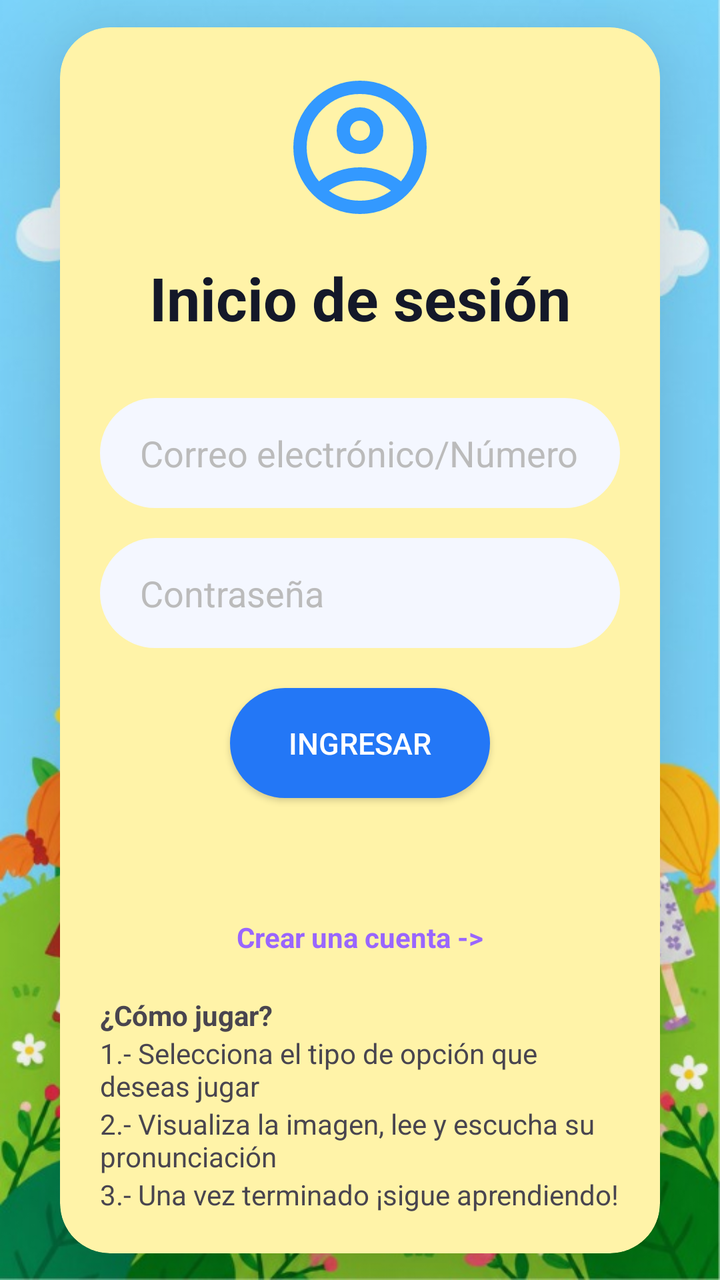
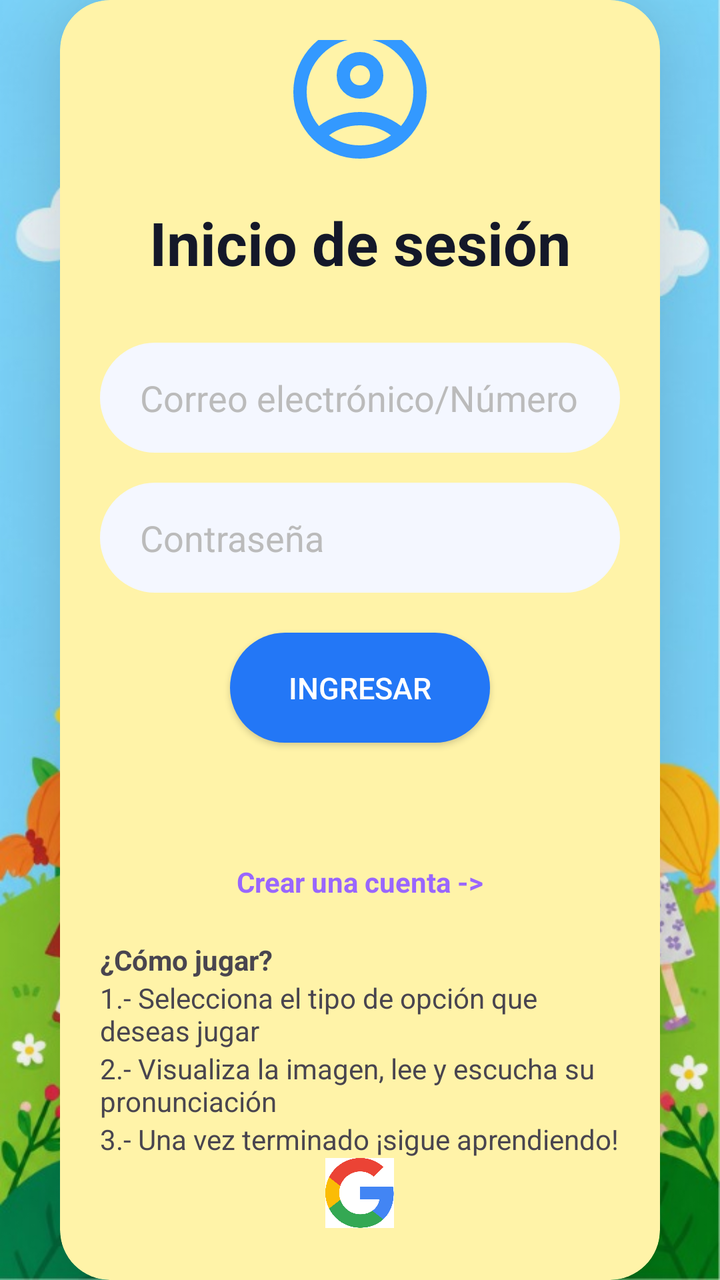

Screens rendered from an Android XML layout before and after an edit, with the pre-edit source and the edit as a unified diff.
<!-- AndroidManifest.xml: application theme Theme.Act7 -->
<!-- res/layout/activity_main.xml -->
<?xml version="1.0" encoding="utf-8"?>
<androidx.constraintlayout.widget.ConstraintLayout xmlns:android="http://schemas.android.com/apk/res/android"
    xmlns:app="http://schemas.android.com/apk/res-auto"
    xmlns:tools="http://schemas.android.com/tools"
    android:id="@+id/main"
    android:layout_width="match_parent"
    android:layout_height="match_parent"
    tools:context=".MainActivity">

    <ImageView
        android:id="@+id/imgfonfondo"
        android:layout_width="0dp"
        android:layout_height="0dp"
        android:src="@drawable/fondonino"
        android:scaleType="centerCrop"
        app:layout_constraintBottom_toBottomOf="parent"
        app:layout_constraintEnd_toEndOf="parent"
        app:layout_constraintStart_toStartOf="parent"
        app:layout_constraintTop_toTopOf="parent" />

    
    <androidx.cardview.widget.CardView
        android:id="@+id/contenedor"
        android:layout_width="0dp"
        android:layout_height="wrap_content"
        app:layout_constraintBottom_toBottomOf="parent"
        app:layout_constraintEnd_toEndOf="parent"
        app:layout_constraintStart_toStartOf="parent"
        app:layout_constraintTop_toTopOf="parent"
        android:layout_margin="30dp"
        app:cardElevation="35dp"
        app:cardCornerRadius="25dp"
        android:backgroundTint="#FFF3A8">

        <LinearLayout
            android:layout_width="match_parent"
            android:layout_height="wrap_content"
            android:gravity="center"
            android:orientation="vertical"
            android:padding="20dp"
            tools:layout_editor_absoluteX="0dp"
            tools:layout_editor_absoluteY="345dp">

            <ImageView
                android:id="@+id/imgLogo"
                android:layout_width="80dp"
                android:layout_height="80dp"
                android:layout_gravity="center_horizontal"
                android:src="@drawable/cuenta"
                android:scaleType="fitCenter" />



            <TextView
                android:id="@+id/tvtitulo"
                android:layout_width="wrap_content"
                android:layout_height="wrap_content"
                android:text="Inicio de sesión"
                android:textColor="#141829"
                android:textSize="30dp"
                android:textStyle="bold"
                android:layout_marginTop="15dp"
                android:layout_marginBottom="30dp"/>


            <EditText
                android:id="@+id/etcorreo"
                android:layout_width="match_parent"
                android:layout_height="55dp"
                android:background="@drawable/bg_input"
                android:hint="Correo electrónico/Número"
                android:paddingStart="20dp"
                android:paddingEnd="15dp"
                android:textColor="#333333"
                android:textColorHint="#BBBBBB"
                android:inputType="textEmailAddress"/>


            <EditText
                android:id="@+id/etpassword"
                android:layout_width="match_parent"
                android:layout_height="55dp"
                android:background="@drawable/bg_input"
                android:hint="Contraseña"
                android:paddingStart="20dp"
                android:paddingEnd="15dp"
                android:textColor="#333333"
                android:textColorHint="#BBBBBB"
                android:inputType="textPassword"
                android:drawablePadding="10dp"
                android:layout_marginTop="15dp"/>

            <androidx.appcompat.widget.AppCompatButton
                android:id="@+id/btningresar"
                android:layout_width="130dp"
                android:layout_height="55dp"
                android:background="@drawable/bg_button"
                android:layout_marginTop="20dp"
                android:text="INGRESAR"
                android:textColor="#FFFFFF"
                android:textStyle="normal"
                android:textSize="15sp"/>

            <TextView
                android:id="@+id/tvcrearcuenta"
                android:layout_width="wrap_content"
                android:layout_height="wrap_content"
                android:text="Crear una cuenta ->"
                android:layout_marginTop="60dp"
                android:layout_marginBottom="20dp"
                android:textStyle="bold"
                android:textColor="#9966FF"/>

            <TextView
                android:layout_width="match_parent"
                android:layout_height="wrap_content"
                android:textStyle="bold"
                android:text="¿Cómo jugar?"/>
            <TextView
                android:layout_width="wrap_content"
                android:layout_height="wrap_content"
                android:text="1.- Selecciona el tipo de opción que deseas jugar"/>

            <TextView
            android:layout_width="wrap_content"
            android:layout_height="wrap_content"
            android:text="2.- Visualiza la imagen, lee y escucha su pronunciación"/>

            <TextView
                android:layout_width="match_parent"
                android:layout_height="match_parent"
                android:text="3.- Una vez terminado ¡sigue aprendiendo!"/>



        </LinearLayout>

    </androidx.cardview.widget.CardView>

</androidx.constraintlayout.widget.ConstraintLayout>
<!-- resources referenced by this layout -->
<resources>
  <!-- drawable bg_button (drawable) -->
  <?xml version="1.0" encoding="utf-8"?>
  <shape xmlns:android="http://schemas.android.com/apk/res/android">
  
      <solid android:color="#2377F6"/>
  
          <corners android:radius="50dp"/>
  
  </shape>
  <!-- drawable bg_input (drawable) -->
  <?xml version="1.0" encoding="utf-8"?>
  <shape xmlns:android="http://schemas.android.com/apk/res/android">
  
      <solid android:color="#F4F7FF"/>
  
      <corners android:radius="30dp"/>
  
  </shape>
  <!-- drawable cuenta (drawable) -->
  <vector xmlns:android="http://schemas.android.com/apk/res/android" android:height="24dp" android:tint="#3399FF" android:viewportHeight="960" android:viewportWidth="960" android:width="24dp">
        
      <path android:fillColor="@android:color/white" android:pathData="M234,684Q285,645 348,622.5Q411,600 480,600Q549,600 612,622.5Q675,645 726,684Q761,643 780.5,591Q800,539 800,480Q800,347 706.5,253.5Q613,160 480,160Q347,160 253.5,253.5Q160,347 160,480Q160,539 179.5,591Q199,643 234,684ZM380.5,479.5Q340,439 340,380Q340,321 380.5,280.5Q421,240 480,240Q539,240 579.5,280.5Q620,321 620,380Q620,439 579.5,479.5Q539,520 480,520Q421,520 380.5,479.5ZM480,880Q397,880 324,848.5Q251,817 197,763Q143,709 111.5,636Q80,563 80,480Q80,397 111.5,324Q143,251 197,197Q251,143 324,111.5Q397,80 480,80Q563,80 636,111.5Q709,143 763,197Q817,251 848.5,324Q880,397 880,480Q880,563 848.5,636Q817,709 763,763Q709,817 636,848.5Q563,880 480,880ZM580,784.5Q627,769 666,740Q627,711 580,695.5Q533,680 480,680Q427,680 380,695.5Q333,711 294,740Q333,769 380,784.5Q427,800 480,800Q533,800 580,784.5ZM523,423Q540,406 540,380Q540,354 523,337Q506,320 480,320Q454,320 437,337Q420,354 420,380Q420,406 437,423Q454,440 480,440Q506,440 523,423ZM480,380Q480,380 480,380Q480,380 480,380Q480,380 480,380Q480,380 480,380Q480,380 480,380Q480,380 480,380Q480,380 480,380Q480,380 480,380ZM480,740Q480,740 480,740Q480,740 480,740Q480,740 480,740Q480,740 480,740Q480,740 480,740Q480,740 480,740Q480,740 480,740Q480,740 480,740Z"/>
      
  </vector>
  <!-- drawable fondonino: jpeg bitmap (drawable, 78459 bytes) -->
  <style name="Theme.Act7" parent="Base.Theme.Act7" />
  <style name="Base.Theme.Act7" parent="Theme.Material3.DayNight.NoActionBar">
          
          
      </style>
</resources>

<!-- the commit's change to res/layout/activity_main.xml (unified diff, before → after) -->
@@ -131,6 +131,17 @@
                 android:layout_height="match_parent"
                 android:text="3.- Una vez terminado ¡sigue aprendiendo!"/>
 
+            <ImageButton
+                android:id="@+id/btnGoogle"
+                android:layout_width="35dp"
+                android:layout_height="35dp"
+                android:layout_marginBottom="20dp"
+                android:padding="0dp"
+                android:scaleType="centerInside"
+                android:background="@drawable/bg_boton_circular"
+                android:src="@drawable/google"
+                />
+
 
 
         </LinearLayout>
<!-- resource entries referenced after the edit -->
@@ -1,5 +1,10 @@
 <!-- resources referenced by this layout -->
 <resources>
+  <!-- drawable bg_boton_circular (drawable) -->
+  <?xml version="1.0" encoding="utf-8"?>
+  <shape xmlns:android="http://schemas.android.com/apk/res/android">
+  
+  </shape>
   <!-- drawable bg_button (drawable) -->
   <?xml version="1.0" encoding="utf-8"?>
   <shape xmlns:android="http://schemas.android.com/apk/res/android">
@@ -25,6 +30,7 @@
       
   </vector>
   <!-- drawable fondonino: jpeg bitmap (drawable, 78459 bytes) -->
+  <!-- drawable google: png bitmap (drawable, 6719 bytes) -->
   <style name="Theme.Act7" parent="Base.Theme.Act7" />
   <style name="Base.Theme.Act7" parent="Theme.Material3.DayNight.NoActionBar">
           
